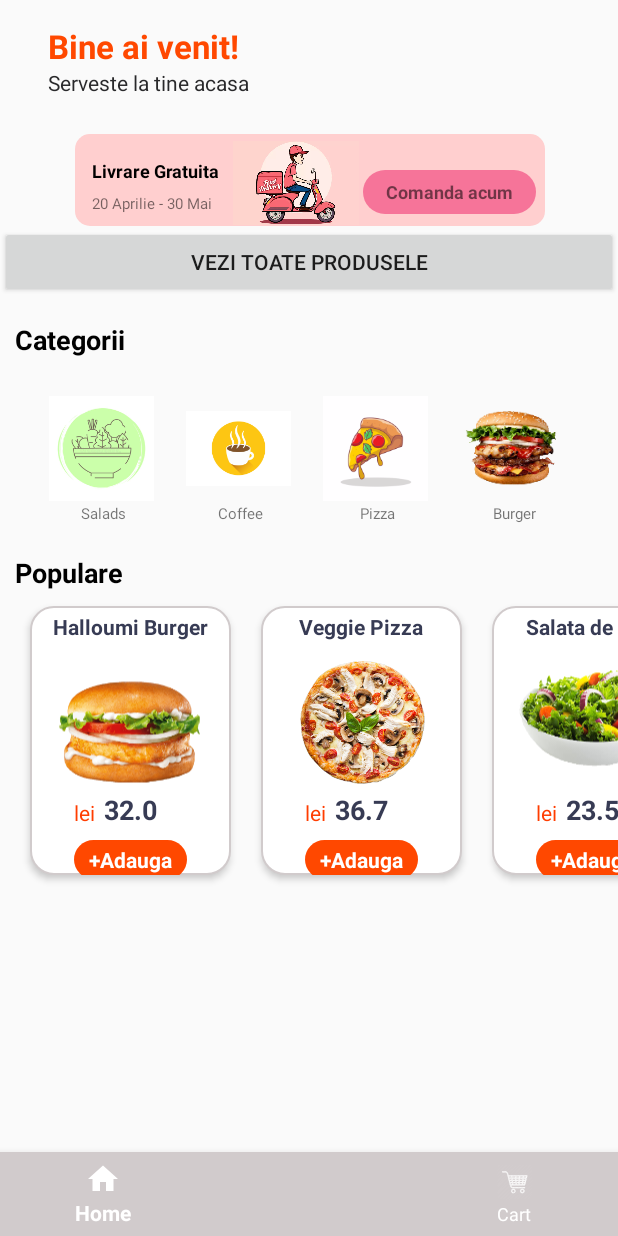
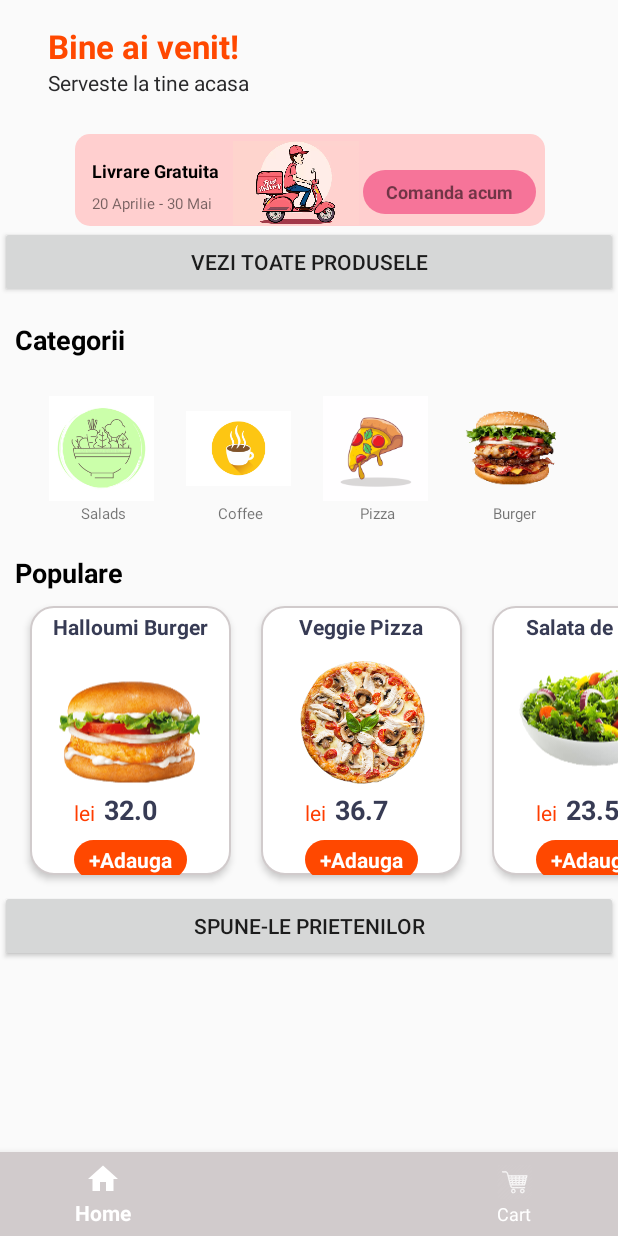
Before and after one commit to CostrunLarisa/FoodDelivery-App, an Android app: the MainActivity screen opened directly, with no data from a screen before it, on a phone screen of 412 x 824 dp. Run offline under Robolectric (Android 15) with nearby library versions, the phone set to English and light mode, and no system bars.

Commit message:
Share button

```diff
--- a/ProiectAndroid/app/src/main/java/com/example/foodorder/Activity/MainActivity.java
+++ b/ProiectAndroid/app/src/main/java/com/example/foodorder/Activity/MainActivity.java
@@ -14,6 +14,7 @@ import android.os.Bundle;
 import android.view.MenuItem;
 import android.view.View;
 import android.widget.AdapterView;
+import android.widget.Button;
 
 import com.example.foodorder.Adapter.CategoryAdaptor;
 import com.example.foodorder.Activity.CartListFragment;
@@ -32,6 +33,7 @@ public class MainActivity extends AppCompatActivity {
     private RecyclerView recyclerViewCategoryList, recyclerViewPopularList;
     private ActionBar toolbar;
     private View button;
+    Button bt;
 
     @Override
     protected void onCreate(Bundle savedInstanceState) {
@@ -49,11 +51,29 @@ public class MainActivity extends AppCompatActivity {
             }
         });
 
+        bt = (Button) findViewById(R.id.toShare);
+
+        bt.setOnClickListener(new View.OnClickListener () {
+
+            @Override
+            public void onClick(View v){
+                Intent myIntent = new Intent(Intent.ACTION_SEND);
+                myIntent.setType("text/plain");
+                String body = "Descarca aplicatia pentru a primi o comanda gratuita!";
+                String sub = "Prima comanda gratis!";
+                myIntent.putExtra(Intent.EXTRA_SUBJECT,sub);
+                myIntent.putExtra(Intent.EXTRA_TEXT,body);
+                startActivity(Intent.createChooser(myIntent, "Share Using"));
+            }
+        });
+
         BottomNavigationView navigation = (BottomNavigationView) findViewById(R.id.navigation);
         navigation.setOnNavigationItemSelectedListener(mOnNavigationItemSelectedListener);
 
         //toolbar.setTitle("Shop");
     }
+
+
 
     private void recyclerViewCategory() {
         LinearLayoutManager linearLayoutManager = new LinearLayoutManager(this, LinearLayoutManager.HORIZONTAL, false);
--- a/ProiectAndroid/app/src/main/res/layout/activity_main.xml
+++ b/ProiectAndroid/app/src/main/res/layout/activity_main.xml
@@ -188,6 +188,12 @@
 
             </androidx.recyclerview.widget.RecyclerView>
 
+            <Button
+                android:id="@+id/toShare"
+                android:layout_width="match_parent"
+                android:layout_height="wrap_content"
+                android:text="Spune-le prietenilor" />
+
         </LinearLayout>
     </ScrollView>
     </FrameLayout>
```
